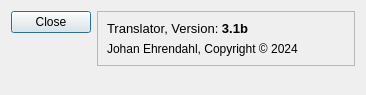
Monochrome-Inc/translator_app, file dialogabout.ui: the form before one commit.
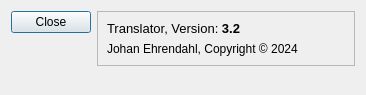
The form after the commit.

```diff
--- a/dialogabout.ui
+++ b/dialogabout.ui
@@ -33,7 +33,7 @@
       <item>
        <widget class="QLabel" name="label_2">
         <property name="text">
-         <string>&lt;html&gt;&lt;head/&gt;&lt;body&gt;&lt;p&gt;&lt;span style=&quot; font-size:10pt;&quot;&gt;Translator, Version: &lt;/span&gt;&lt;span style=&quot; font-size:10pt; font-weight:600;&quot;&gt;3.1b&lt;/span&gt;&lt;/p&gt;&lt;/body&gt;&lt;/html&gt;</string>
+         <string>&lt;html&gt;&lt;head/&gt;&lt;body&gt;&lt;p&gt;&lt;span style=&quot; font-size:10pt;&quot;&gt;Translator, Version: &lt;/span&gt;&lt;span style=&quot; font-size:10pt; font-weight:600;&quot;&gt;3.2&lt;/span&gt;&lt;/p&gt;&lt;/body&gt;&lt;/html&gt;</string>
         </property>
         <property name="scaledContents">
          <bool>true</bool>
```
